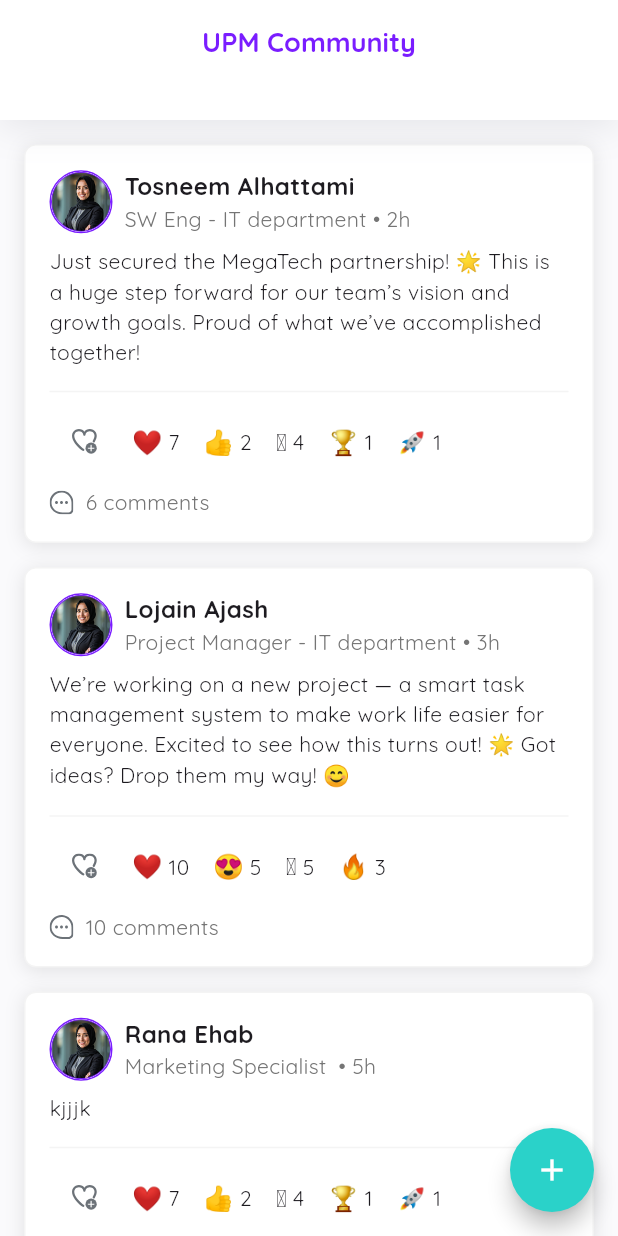
After one commit to trsjmx/Rewaq-x, a Flutter app: the CommunityScreen screen opened directly, on a phone screen of 412 x 824 dp. The commit adds this screen. Run offline on Flutter 3.47's test engine with Material 3 defaults, Android fonts, the phone set to English and light mode, and no system bars; our stand-ins replace flutter_svg, pinput.

Commit message:
community screen

```diff
--- /dev/null
+++ b/lib/screens/community_screen.dart
@@ -0,0 +1,269 @@
+import 'package:flutter/material.dart';
+import 'package:flutter_svg/flutter_svg.dart';
+
+void main() {
+  runApp(MyApp());
+}
+
+class MyApp extends StatelessWidget {
+  @override
+  Widget build(BuildContext context) {
+    return MaterialApp(
+      title: 'Community Screen',
+      theme: ThemeData(
+        primaryColor: Color.fromRGBO(122, 29, 255, 0.08),
+      ),
+      home: CommunityScreen(),
+    );
+  }
+}
+
+class CommunityScreen extends StatelessWidget {
+  const CommunityScreen({super.key});
+
+  @override
+  Widget build(BuildContext context) {
+    return Scaffold(
+      backgroundColor: Color(0xFFFAFAFC),
+      appBar: PreferredSize(
+        preferredSize: Size.fromHeight(80.0), // Set the height to your desired value
+        child: AppBar(
+          backgroundColor: Colors.white,           // White background
+          elevation: 0,                             // Remove default shadow
+          title: const Text(
+            'UPM Community',
+            style: TextStyle(
+              fontFamily: 'Quicksand',
+              fontWeight: FontWeight.bold,          // Bold text
+              fontSize: 18,                         // Font size 18
+              color: Color(0xFF7A1DFF),             // Color #7A1DFF
+            ),
+          ),
+          centerTitle: true,                        // Center the title
+          shadowColor: const Color(0x1A1B1D36),     // Shadow color with 10% opacity
+          shape: const RoundedRectangleBorder(
+            side: BorderSide(color: Colors.transparent),
+            borderRadius: BorderRadius.vertical(
+              bottom: Radius.circular(0),
+            ),
+          ),
+          flexibleSpace: Container(
+            decoration: BoxDecoration(
+              color: Colors.white,
+              boxShadow: [
+                BoxShadow(
+                  color: Color(0x1A1B1D36),          // Shadow color with 10% opacity
+                  offset: Offset(0, 4),              // Position: y = 4
+                  blurRadius: 20,                    // Blur radius: 20
+                ),
+              ],
+            ),
+          ),
+        ),
+      ),
+      body: SingleChildScrollView(
+        padding: const EdgeInsets.all(16.0),
+        child: Column(
+          children: [
+            _buildPost(
+              name: 'Tosneem Alhattami',
+              role: 'SW Eng - IT department',
+              time: '2h',
+              content:
+                  'Just secured the MegaTech partnership! 🌟 This is a huge step forward for our team’s vision and growth goals. Proud of what we’ve accomplished together!',
+              reactions: {'❤️': 7, '👍': 2, '🫡': 4 , '🏆': 1 , '🚀':1},
+              comments: 6,
+            ),
+            const SizedBox(height: 16.0),
+            _buildPost(
+              name: 'Lojain Ajash',
+              role: 'Project Manager - IT department',
+              time: '3h',
+              content:
+                  'We’re working on a new project — a smart task management system to make work life easier for everyone. Excited to see how this turns out! 🌟 Got ideas? Drop them my way! 😊',
+              reactions: {'❤️': 10, '😍': 5, '🫡': 5 , '🔥': 3 },
+              comments: 10,
+            ),
+            const SizedBox(height: 16.0),
+            _buildPost(
+              name: 'Rana Ehab',
+              role: 'Marketing Specialist ',
+              time: '5h',
+              content: 'kjjjk',
+              reactions: {'❤️': 7, '👍': 2, '🫡': 4 , '🏆': 1 , '🚀':1} ,
+              comments: 8,
+            ),
+          ],
+        ),
+      ),
+
+      floatingActionButton: FloatingActionButton(
+        shape: CircleBorder(),
+        onPressed: () {
+          // Handle the FAB click (e.g., navigate to a new post screen)
+          print('Floating action button pressed!');
+        },
+        backgroundColor: Color(0xFF2AD2C9), // FAB background color
+        child: Icon(
+          Icons.add, // "+" icon
+          color: Colors.white, // Icon color
+
+        ),
+      ),
+    );
+  }
+
+  Widget _buildPost({
+    required String name,
+    required String role,
+    required String time,
+    required String content,
+    required Map<String, int> reactions,
+    required int comments,
+  }) {
+    return Container(
+      decoration: BoxDecoration(
+        color: Colors.white, // Card background color
+        borderRadius: BorderRadius.circular(8.0), // Rounded corners
+        border: Border.all(
+          color: Color(0xFFF4F4F4), // Border color
+          width: 1.0, // Border thickness
+        ),
+        boxShadow: [
+          BoxShadow(
+            color: Color(0x1A000000), // Shadow color
+            offset: Offset(0, 2), // Shadow offset
+            blurRadius: 10, // Shadow blur
+            spreadRadius: 0, // Shadow spread
+          ),
+        ],
+      ),
+      child: Padding(
+        padding: const EdgeInsets.all(16.0),
+        child: Column(
+          crossAxisAlignment: CrossAxisAlignment.start, // Align everything to the left
+          children: [
+            // User info
+            Row(
+              children: [
+                Container(
+                  decoration: BoxDecoration(
+                    shape: BoxShape.circle,
+                    border: Border.all(
+                      color: Color(0xFF7A1DFF), // The border color
+                      width: 1, // Adjust the width as needed
+                    ),
+                  ),
+                  child: const CircleAvatar(
+                    backgroundImage: AssetImage('assets/images/avatar.png'),
+                  ),
+                ),
+                const SizedBox(width: 8.0),
+                Column(
+                  crossAxisAlignment: CrossAxisAlignment.start,
+                  children: [
+                    Text(
+                      name,
+                      style: const TextStyle(
+                        fontWeight: FontWeight.bold,
+                        fontSize: 16.0,
+                        fontFamily: 'Quicksand',
+                      ),
+                    ),
+                    Text(
+                      '$role • $time',
+                      style: TextStyle(
+                        color: Colors.grey[600],
+                        fontSize: 14.0,
+                        fontFamily: 'Quicksand',
+                      ),
+                    ),
+                  ],
+                ),
+              ],
+            ),
+            const SizedBox(height: 8.0),
+
+            // Post content
+            Text(
+              content,
+              style: const TextStyle(
+                fontFamily: 'Quicksand',
+              ),
+            ),
+            const SizedBox(height: 8.0),
+
+            // Divider line
+            const Divider(
+              color: Color(0xFFF4F4F4), // Line color
+              thickness: 1.0, // Line thickness
+            ),
+            const SizedBox(height: 2.0), // Reduced space between line and reactions
+
+            // Reactions and add reaction button
+            Row(
+              children: [
+                // Add reaction button (SVG icon)
+                IconButton(
+                  icon: SvgPicture.asset(
+                    'assets/images/add_reaction.svg',
+                    height: 18.0,
+                    width: 18.0,
+                  ),
+                  onPressed: () {
+                    // Handle add reaction
+                  },
+                ),
+                const SizedBox(width: 7.0),
+
+                // Display reactions with more space
+                ...reactions.entries.map((entry) {
+                  return Padding(
+                    padding: const EdgeInsets.only(right: 16.0), // Increased space between reactions
+                    child: Row(
+                      children: [
+                        Text(
+                          entry.key,
+                          style: const TextStyle(fontSize: 16.0),
+                        ),
+                        const SizedBox(width: 4.0),
+                        Text(
+                          entry.value.toString(),
+                          style: const TextStyle(
+                            fontSize: 14.0,
+                            fontFamily: 'Quicksand',
+                          ),
+                        ),
+                      ],
+                    ),
+                  );
+                }).toList(),
+              ],
+            ),
+            const SizedBox(height: 6.0),
+
+            // Comments with SVG icon
+            Row(
+              children: [
+                SvgPicture.asset(
+                  'assets/images/comments.svg', // Comment SVG icon
+                  height: 16.0, // Increased size
+                  width: 16.0,
+                ),
+                const SizedBox(width: 8.0),
+                Text(
+                  '$comments comments',
+                  style: TextStyle(
+                    color: Colors.grey[600],
+                    fontSize: 14.0,
+                    fontFamily: 'Quicksand',
+                  ),
+                ),
+              ],
+            ),
+          ],
+        ),
+      ),
+    );
+  }
+}
--- a/pubspec.yaml
+++ b/pubspec.yaml
@@ -31,6 +31,7 @@ dependencies:
   flutter:
     sdk: flutter
 
+
   # The following adds the Cupertino Icons font to your application.
   # Use with the CupertinoIcons class for iOS style icons.
   cupertino_icons: ^1.0.8
@@ -40,7 +41,7 @@ dependencies:
 dev_dependencies:
   flutter_test:
     sdk: flutter
-  flutter_svg: ^2.0.7 # Add this line
+  flutter_svg: ^2.0.7
 
   # The "flutter_lints" package below contains a set of recommended lints to
   # encourage good coding practices. The lint set provided by the package is
@@ -72,6 +73,8 @@ flutter:
     - assets/images/My Details icon.svg
     - assets/images/mypost.svg
     - assets/images/back arrow.svg
+    - assets/images/add_reaction.svg
+    - assets/images/comments.svg
 
   fonts:
     - family: Quicksand
```
Also changed, not shown: assets/images/add_reaction.svg (added), assets/images/comments.svg (added), lib/main.dart (line endings or trailing spaces), pubspec.lock, 125 other files.
